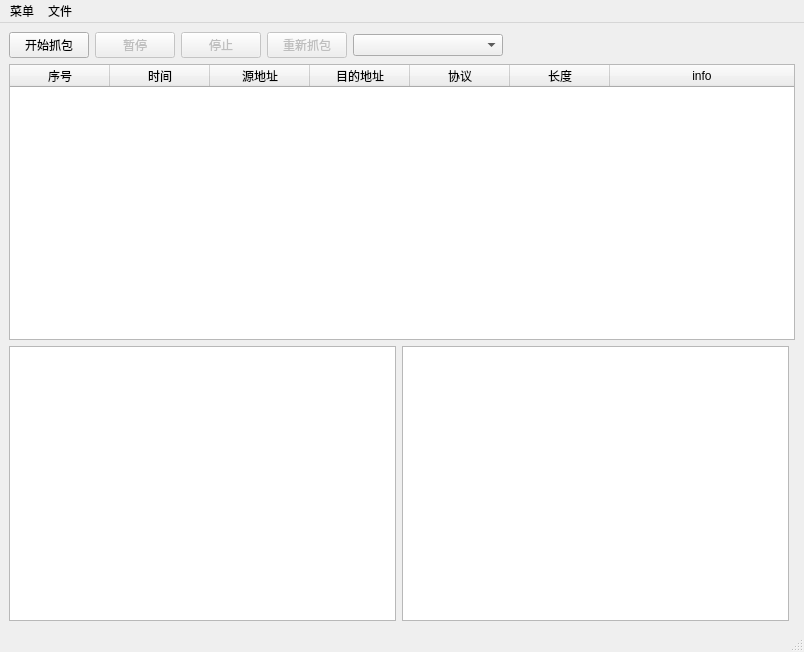
CryingCarp/Sniffer, file MainWindow.ui: the form before one commit.
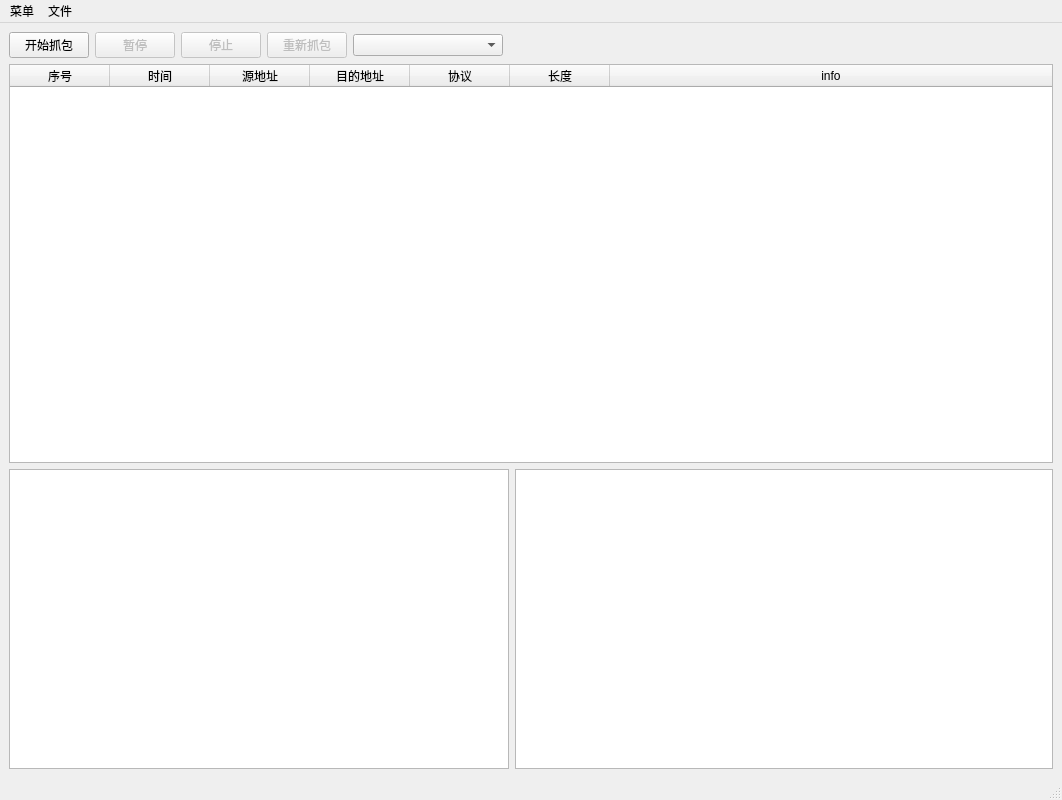
The form after the commit.

Commit message: 取消了原有的线程类 更改了更新窗口的方式

```diff
--- a/MainWindow.ui
+++ b/MainWindow.ui
@@ -6,16 +6,22 @@
    <rect>
     <x>0</x>
     <y>0</y>
-    <width>804</width>
-    <height>652</height>
+    <width>1062</width>
+    <height>800</height>
    </rect>
   </property>
   <property name="sizePolicy">
-   <sizepolicy hsizetype="Minimum" vsizetype="Minimum">
+   <sizepolicy hsizetype="Preferred" vsizetype="Preferred">
     <horstretch>0</horstretch>
     <verstretch>0</verstretch>
    </sizepolicy>
   </property>
+  <property name="minimumSize">
+   <size>
+    <width>1000</width>
+    <height>800</height>
+   </size>
+  </property>
   <property name="windowTitle">
    <string>嗅探器</string>
   </property>
@@ -29,14 +35,33 @@
    <layout class="QHBoxLayout" name="horizontalLayout_2">
     <item>
      <layout class="QGridLayout" name="gridLayout">
-      <item row="4" column="1">
-       <widget class="QTextBrowser" name="hex_browser"/>
-      </item>
       <item row="4" column="0">
-       <widget class="QTextBrowser" name="packet_browser"/>
+       <widget class="QTextBrowser" name="packet_browser">
+        <property name="sizePolicy">
+         <sizepolicy hsizetype="Preferred" vsizetype="Preferred">
+          <horstretch>0</horstretch>
+          <verstretch>0</verstretch>
+         </sizepolicy>
+        </property>
+        <property name="minimumSize">
+         <size>
+          <width>500</width>
+          <height>300</height>
+         </size>
+        </property>
+       </widget>
       </item>
       <item row="1" column="0" colspan="3">
        <widget class="QTableWidget" name="captured_view">
+        <property name="sizePolicy">
+         <sizepolicy hsizetype="Expanding" vsizetype="Expanding">
+          <horstretch>0</horstretch>
+          <verstretch>0</verstretch>
+         </sizepolicy>
+        </property>
+        <property name="sizeAdjustPolicy">
+         <enum>QAbstractScrollArea::AdjustToContents</enum>
+        </property>
         <property name="editTriggers">
          <set>QAbstractItemView::NoEditTriggers</set>
         </property>
@@ -180,6 +205,22 @@
         </item>
        </layout>
       </item>
+      <item row="4" column="1" colspan="2">
+       <widget class="QTextBrowser" name="hex_browser">
+        <property name="sizePolicy">
+         <sizepolicy hsizetype="Preferred" vsizetype="Preferred">
+          <horstretch>0</horstretch>
+          <verstretch>0</verstretch>
+         </sizepolicy>
+        </property>
+        <property name="minimumSize">
+         <size>
+          <width>500</width>
+          <height>300</height>
+         </size>
+        </property>
+       </widget>
+      </item>
      </layout>
     </item>
    </layout>
@@ -189,7 +230,7 @@
     <rect>
      <x>0</x>
      <y>0</y>
-     <width>804</width>
+     <width>1062</width>
      <height>21</height>
     </rect>
    </property>
```
The commit also changes 4 other files.
